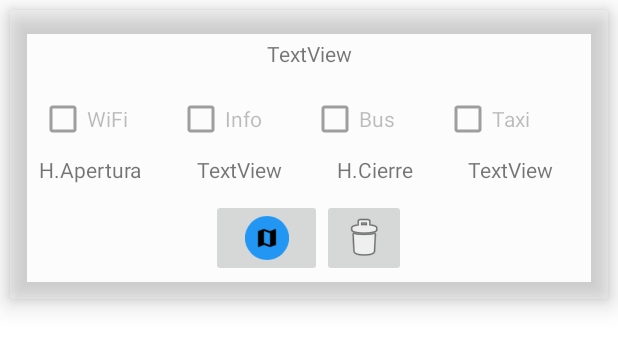
After one commit to JSenen/TRANSApp, an Android app: the layout activity_user_favorites_item.xml on its own in the app's theme, with its tools: preview values and no code run, on a phone screen of 412 x 824 dp. The commit adds this screen. Shown: the top 349 px of the screen. Run offline under Robolectric (Android 15) with nearby library versions, the phone set to English and light mode, and no system bars.

Commit message:
Added favorites view user

```diff
--- a/app/src/main/AndroidManifest.xml
+++ b/app/src/main/AndroidManifest.xml
@@ -16,6 +16,9 @@
         android:supportsRtl="true"
         android:theme="@style/Theme.TRANSApp"
         tools:targetApi="31">
+        <activity
+            android:name=".view.UserFavoritesView"
+            android:exported="false" />
         <activity
             android:name=".view.UserSeeListStationsView"
             android:exported="false" />
--- a/app/src/main/java/com/example/transapp/view/MainActivityView.java
+++ b/app/src/main/java/com/example/transapp/view/MainActivityView.java
@@ -39,5 +39,10 @@ public class MainActivityView extends AppCompatActivity {
         Intent intent = new Intent(this, SeeLinesActivityView.class);
         startActivity(intent);
     }
+    /** Boton ver Favoritos*/
+    public void butSeeFavorites(View view){
+        Intent intent = new Intent(this, UserFavoritesView.class);
+        startActivity(intent);
+    }
 
 }
--- /dev/null
+++ b/app/src/main/res/layout/activity_user_favorites_item.xml
@@ -0,0 +1,133 @@
+<?xml version="1.0" encoding="utf-8"?>
+<com.google.android.material.card.MaterialCardView xmlns:android="http://schemas.android.com/apk/res/android"
+    xmlns:app="http://schemas.android.com/apk/res-auto"
+    xmlns:tools="http://schemas.android.com/tools"
+    android:id="@+id/favoriteButton"
+    android:layout_width="match_parent"
+    android:layout_height="wrap_content"
+    android:layout_marginLeft="6dp"
+    android:layout_marginTop="6dp"
+    android:layout_marginRight="6dp"
+    android:layout_marginBottom="6dp"
+    app:cardBackgroundColor="@color/cardview_shadow_end_color"
+    app:cardElevation="10dp">
+
+    <LinearLayout
+        android:layout_width="match_parent"
+        android:layout_height="match_parent"
+        android:orientation="vertical">
+
+        <TextView
+            android:id="@+id/rcview_userfavorites_stationName_item"
+            android:layout_width="match_parent"
+            android:layout_height="match_parent"
+            android:layout_marginTop="20dp"
+            android:gravity="center_horizontal|center_vertical"
+            android:text="TextView" />
+
+        <LinearLayout
+            android:layout_width="match_parent"
+            android:layout_height="match_parent"
+            android:layout_marginRight="20dp"
+            android:orientation="horizontal"
+            android:paddingStart="20dp"
+            android:paddingTop="10dp">
+
+            <CheckBox
+                android:id="@+id/rcview_userfavorites_checkBox_stations_wifi"
+                android:layout_width="wrap_content"
+                android:layout_height="wrap_content"
+                android:layout_weight="1"
+                android:enabled="false"
+                android:text="WiFi" />
+
+            <CheckBox
+                android:id="@+id/rcview_userfavoritescheckBox_stations_info"
+                android:layout_width="wrap_content"
+                android:layout_height="wrap_content"
+                android:layout_weight="1"
+                android:enabled="false"
+                android:text="Info" />
+
+            <CheckBox
+                android:id="@+id/rcview_userfavoritescheckBox_stations_bus"
+                android:layout_width="wrap_content"
+                android:layout_height="wrap_content"
+                android:layout_weight="1"
+                android:enabled="false"
+                android:text="Bus" />
+
+            <CheckBox
+                android:id="@+id/rcview_userfavoritescheckBox_stations_taxi"
+                android:layout_width="wrap_content"
+                android:layout_height="wrap_content"
+                android:layout_weight="1"
+                android:enabled="false"
+                android:text="Taxi" />
+
+        </LinearLayout>
+
+        <LinearLayout
+            android:layout_width="match_parent"
+            android:layout_height="match_parent"
+            android:orientation="horizontal"
+            android:paddingLeft="20dp"
+            android:paddingBottom="10dp">
+
+            <TextView
+                android:id="@+id/userfavoritestextView4"
+                android:layout_width="wrap_content"
+                android:layout_height="wrap_content"
+                android:layout_weight="1"
+                android:text="H.Apertura" />
+
+            <TextView
+                android:id="@+id/rcview_userfavoritesseestations_stationHOpen_item"
+                android:layout_width="wrap_content"
+                android:layout_height="wrap_content"
+                android:layout_weight="1"
+                android:text="TextView" />
+
+            <TextView
+                android:id="@+id/textView6"
+                android:layout_width="wrap_content"
+                android:layout_height="wrap_content"
+                android:layout_weight="1"
+                android:text="H.Cierre" />
+
+            <TextView
+                android:id="@+id/rcview_userfavoritesseestations_stationHclose_item"
+                android:layout_width="wrap_content"
+                android:layout_height="wrap_content"
+                android:layout_weight="1"
+                android:text="TextView" />
+        </LinearLayout>
+
+        <LinearLayout
+            android:layout_width="wrap_content"
+            android:layout_height="match_parent"
+            android:layout_gravity="center_horizontal"
+            android:orientation="horizontal"
+            android:paddingLeft="20dp"
+            android:paddingRight="20dp"
+            android:paddingBottom="15dp">
+
+            <ImageButton
+                android:id="@+id/rcview_userfavoritesbutton_stations_map"
+                android:layout_width="74dp"
+                android:layout_height="52dp"
+                android:scaleType="centerInside"
+                app:srcCompat="@drawable/ic_shortcut_map" />
+
+            <ImageButton
+                android:id="@+id/delfavButton"
+                android:layout_width="wrap_content"
+                android:layout_height="wrap_content"
+                android:layout_weight="1"
+                app:srcCompat="@android:drawable/ic_menu_delete" />
+
+        </LinearLayout>
+
+    </LinearLayout>
+
+</com.google.android.material.card.MaterialCardView>
```
Also changed, not shown: app/src/main/java/com/example/transapp/adapter/UserFavoritesAdapter.java (added, +115 -0 lines), app/src/main/java/com/example/transapp/contract/UserSeeFavoritesContract.java (added, +25 -0 lines), app/src/main/java/com/example/transapp/model/UserFavoritesModel.java (added, +34 -0 lines), app/src/main/java/com/example/transapp/presenter/UserFavoritesPresenter.java (added, +38 -0 lines), app/src/main/java/com/example/transapp/view/UserFavoritesView.java (added, +92 -0 lines), app/src/main/res/layout/activity_main.xml (+9 -0 lines), app/src/main/res/layout/activity_user_favorites_view.xml (added, +17 -0 lines).
